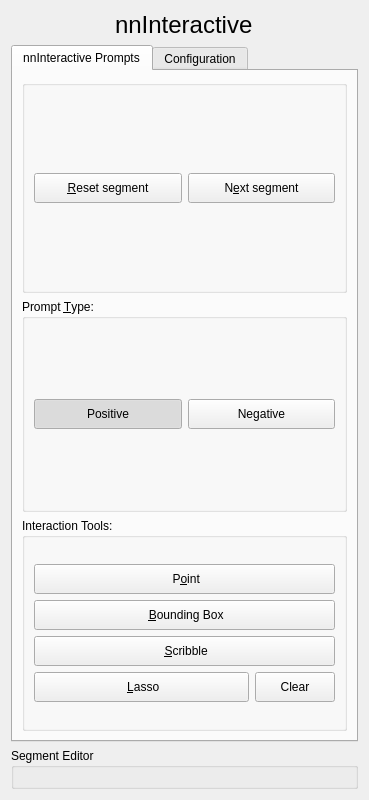
Above: slicer_plugin/SlicerNNInteractive/Resources/UI/SlicerNNInteractive.ui from coendevente/SlicerNNInteractive before the change. Below: the same form after it.
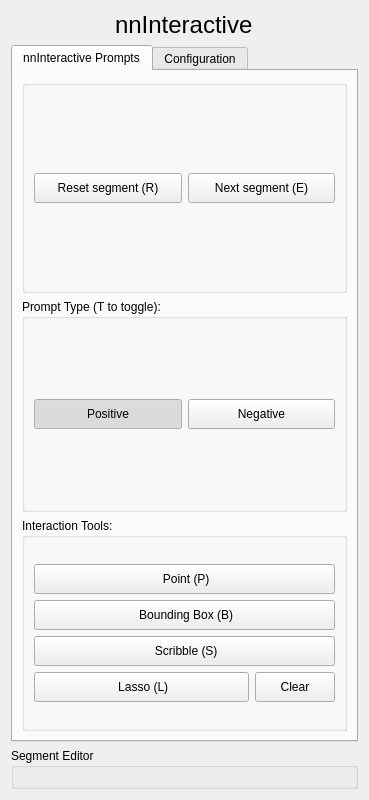
That is the form after the change. Custom widgets are drawn as their Qt base class.

Commit message: feat: bracketed hotkey labels, Del-to-delete-segment, CPU/mode warnings

The edit to the form file:
```diff
--- a/slicer_plugin/SlicerNNInteractive/Resources/UI/SlicerNNInteractive.ui
+++ b/slicer_plugin/SlicerNNInteractive/Resources/UI/SlicerNNInteractive.ui
@@ -53,7 +53,7 @@
                </size>
               </property>
               <property name="text">
-               <string>&amp;Reset segment</string>
+               <string>Reset segment (R)</string>
               </property>
              </widget>
             </item>
@@ -66,7 +66,7 @@
                </size>
               </property>
               <property name="text">
-               <string>N&amp;ext segment</string>
+               <string>Next segment (E)</string>
               </property>
              </widget>
             </item>
@@ -76,7 +76,7 @@
          <item>
           <widget class="QGroupBox" name="promptTypeGroup">
            <property name="title">
-            <string>Prompt &amp;Type:</string>
+            <string>Prompt Type (T to toggle):</string>
            </property>
            <layout class="QVBoxLayout" name="verticalLayout_14">
             <item>
@@ -153,7 +153,7 @@
                  <string>Place point prompt</string>
                 </property>
                 <property name="text">
-                 <string> P&amp;oint</string>
+                 <string> Point (P)</string>
                 </property>
                 <property name="checkable">
                  <bool>true</bool>
@@ -178,7 +178,7 @@
                  <string>Place BBox prompt</string>
                 </property>
                 <property name="text">
-                 <string> &amp;Bounding Box</string>
+                 <string> Bounding Box (B)</string>
                 </property>
                 <property name="checkable">
                  <bool>true</bool>
@@ -203,7 +203,7 @@
                  <string>Place a scribble prompt</string>
                 </property>
                 <property name="text">
-                 <string> &amp;Scribble</string>
+                 <string> Scribble (S)</string>
                 </property>
                 <property name="checkable">
                  <bool>true</bool>
@@ -236,7 +236,7 @@
                    <string>Draw a freehand contour with the left mouse button held down. Release to close and fill it, and submit it as a 2D prompt.</string>
                   </property>
                   <property name="text">
-                   <string> &amp;Lasso</string>
+                   <string> Lasso (L)</string>
                   </property>
                   <property name="checkable">
                    <bool>true</bool>
```
The commit also changes 2 other files.
